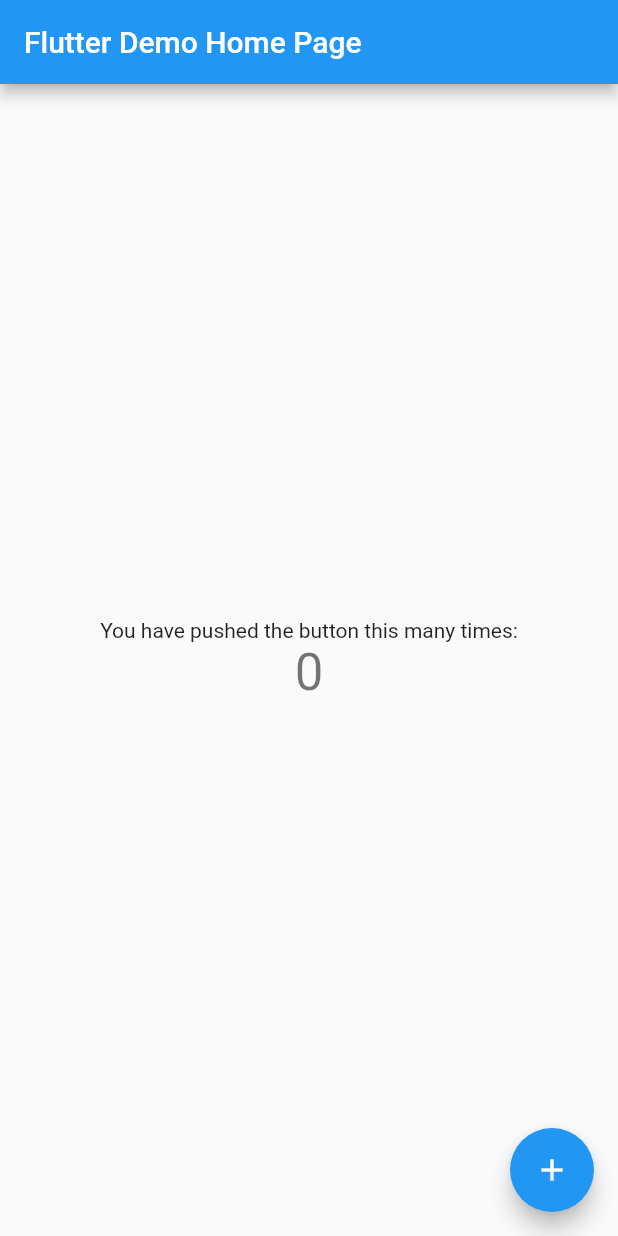
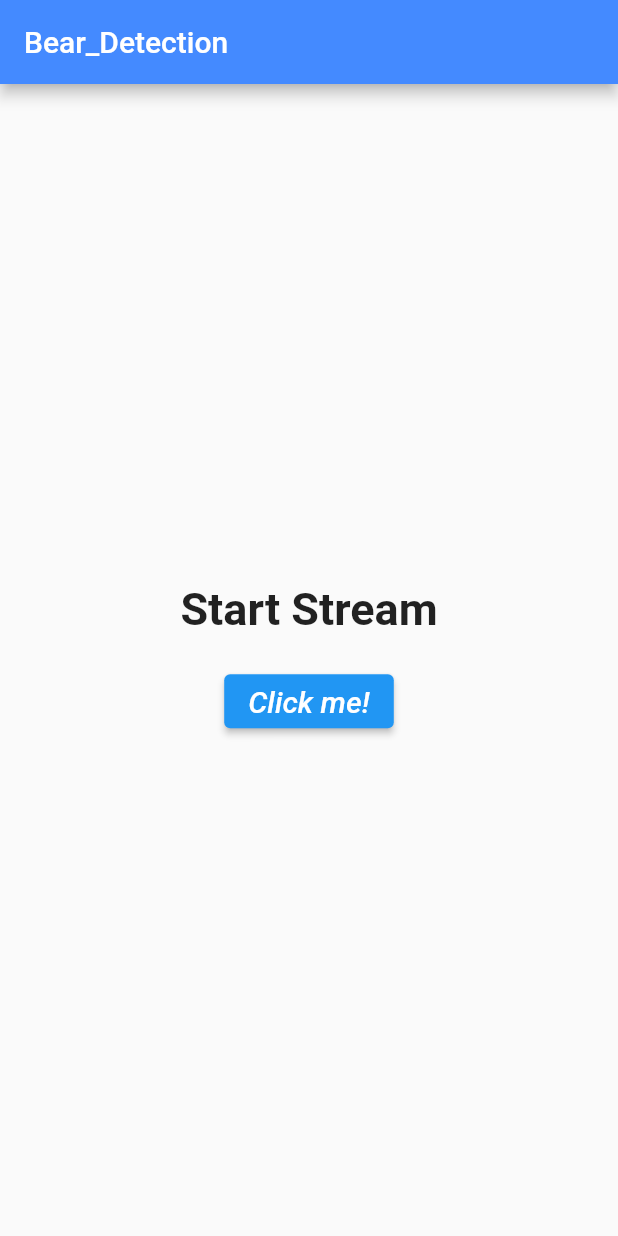
Before and after one commit to MahmadSharaf/AWS-Verizon-Hackathon-2021, a Flutter app: the screen it shows after launch, on a phone screen of 412 x 824 dp. Run offline on Flutter 3.47's test engine with Material 2 defaults, Android fonts, the phone set to English and light mode, and no system bars.

Commit message:
Add button and HTTPs requests to AWS Lambda

```diff
--- a/lib/main.dart
+++ b/lib/main.dart
@@ -1,113 +1,90 @@
+import 'dart:async';
+import 'dart:convert';
 import 'package:flutter/material.dart';
+import 'package:http/http.dart' as http;
 
-void main() {
-  runApp(MyApp());
+void main() async {
+  runApp(new MaterialApp(home: new AwesomeButton()));
 }
 
-class MyApp extends StatelessWidget {
-  // This widget is the root of your application.
-  @override
-  Widget build(BuildContext context) {
-    return MaterialApp(
-      title: 'Flutter Demo',
-      theme: ThemeData(
-        // This is the theme of your application.
-        //
-        // Try running your application with "flutter run". You'll see the
-        // application has a blue toolbar. Then, without quitting the app, try
-        // changing the primarySwatch below to Colors.green and then invoke
-        // "hot reload" (press "r" in the console where you ran "flutter run",
-        // or simply save your changes to "hot reload" in a Flutter IDE).
-        // Notice that the counter didn't reset back to zero; the application
-        // is not restarted.
-        primarySwatch: Colors.blue,
-      ),
-      home: MyHomePage(title: 'Flutter Demo Home Page'),
-    );
-  }
+class AwesomeButton extends StatefulWidget {
+  AwesomeButtonState createState() => new AwesomeButtonState();
 }
 
-class MyHomePage extends StatefulWidget {
-  MyHomePage({Key? key, required this.title}) : super(key: key);
-
-  // This widget is the home page of your application. It is stateful, meaning
-  // that it has a State object (defined below) that contains fields that affect
-  // how it looks.
-
-  // This class is the configuration for the state. It holds the values (in this
-  // case the title) provided by the parent (in this case the App widget) and
-  // used by the build method of the State. Fields in a Widget subclass are
-  // always marked "final".
-
-  final String title;
-
-  @override
-  _MyHomePageState createState() => _MyHomePageState();
-}
-
-class _MyHomePageState extends State<MyHomePage> {
-  int _counter = 0;
-
-  void _incrementCounter() {
+class AwesomeButtonState extends State<AwesomeButton> {
+  int counter = 0;
+  List<String> strings = ["Stream Stopped", "Streaming"];
+  String displayedString = "Start Stream";
+  void onPressed() {
     setState(() {
-      // This call to setState tells the Flutter framework that something has
-      // changed in this State, which causes it to rerun the build method below
-      // so that the display can reflect the updated values. If we changed
-      // _counter without calling setState(), then the build method would not be
-      // called again, and so nothing would appear to happen.
-      _counter++;
+      if (counter == 0) {
+        print(startStream());
+        displayedString = "Streaming";
+        counter = 1;
+      } else {
+        print(stopStream());
+        displayedString = "Stream Stopped";
+        counter = 0;
+      }
+      // displayedString = strings[counter];
+      // counter = counter < 1 ? counter + 1 : 0;
     });
   }
 
   @override
   Widget build(BuildContext context) {
-    // This method is rerun every time setState is called, for instance as done
-    // by the _incrementCounter method above.
-    //
-    // The Flutter framework has been optimized to make rerunning build methods
-    // fast, so that you can just rebuild anything that needs updating rather
-    // than having to individually change instances of widgets.
-    return Scaffold(
-      appBar: AppBar(
-        // Here we take the value from the MyHomePage object that was created by
-        // the App.build method, and use it to set our appbar title.
-        title: Text(widget.title),
-      ),
-      body: Center(
-        // Center is a layout widget. It takes a single child and positions it
-        // in the middle of the parent.
-        child: Column(
-          // Column is also a layout widget. It takes a list of children and
-          // arranges them vertically. By default, it sizes itself to fit its
-          // children horizontally, and tries to be as tall as its parent.
-          //
-          // Invoke "debug painting" (press "p" in the console, choose the
-          // "Toggle Debug Paint" action from the Flutter Inspector in Android
-          // Studio, or the "Toggle Debug Paint" command in Visual Studio Code)
-          // to see the wireframe for each widget.
-          //
-          // Column has various properties to control how it sizes itself and
-          // how it positions its children. Here we use mainAxisAlignment to
-          // center the children vertically; the main axis here is the vertical
-          // axis because Columns are vertical (the cross axis would be
-          // horizontal).
-          mainAxisAlignment: MainAxisAlignment.center,
-          children: <Widget>[
-            Text(
-              'You have pushed the button this many times:',
-            ),
-            Text(
-              '$_counter',
-              style: Theme.of(context).textTheme.headline4,
-            ),
-          ],
-        ),
-      ),
-      floatingActionButton: FloatingActionButton(
-        onPressed: _incrementCounter,
-        tooltip: 'Increment',
-        child: Icon(Icons.add),
-      ), // This trailing comma makes auto-formatting nicer for build methods.
-    );
+    return new Scaffold(
+        appBar: new AppBar(
+            title: new Text("Bear_Detection"),
+            backgroundColor: Colors.blueAccent),
+        body: new Container(
+            child: new Center(
+                child: new Column(
+                    mainAxisAlignment: MainAxisAlignment.center,
+                    children: <Widget>[
+              new Text(displayedString,
+                  style: new TextStyle(
+                      fontSize: 30.0, fontWeight: FontWeight.bold)),
+              new Padding(padding: new EdgeInsets.all(10.0)),
+              new ElevatedButton(
+                child: new Text("Click me!",
+                    style: new TextStyle(
+                        color: Colors.white,
+                        fontStyle: FontStyle.italic,
+                        fontSize: 20.0)),
+                // color: Colors.red,
+                onPressed: onPressed,
+              )
+            ]))));
   }
 }
+
+Future<String> startStream() async {
+  final response = await http.get(Uri.parse(
+      'https://jm7eey7i2m.execute-api.us-east-1.amazonaws.com/streamTrigger?stream=start'));
+
+  if (response.statusCode == 200) {
+    // If the server did return a 200 OK response,
+    // then parse the JSON.
+    return response.body;
+  } else {
+    // If the server did not return a 200 OK response,
+    // then throw an exception.
+    throw Exception('Failed to start the stream');
+  }
+}
+
+Future<String> stopStream() async {
+  final response = await http.get(Uri.parse(
+      'https://jm7eey7i2m.execute-api.us-east-1.amazonaws.com/streamTrigger?stream=stop'));
+
+  if (response.statusCode == 200) {
+    // If the server did return a 200 OK response,
+    // then parse the JSON.
+    return response.body;
+  } else {
+    // If the server did not return a 200 OK response,
+    // then throw an exception.
+    throw Exception('Failed to start the stream');
+  }
+}
--- a/pubspec.yaml
+++ b/pubspec.yaml
@@ -28,6 +28,7 @@
   # The following adds the Cupertino Icons font to your application.
   # Use with the CupertinoIcons class for iOS style icons.
   cupertino_icons: ^1.0.2
+  http: ^0.13.3
 
 dev_dependencies:
   flutter_test:
```
Also changed, not shown: pubspec.lock.
